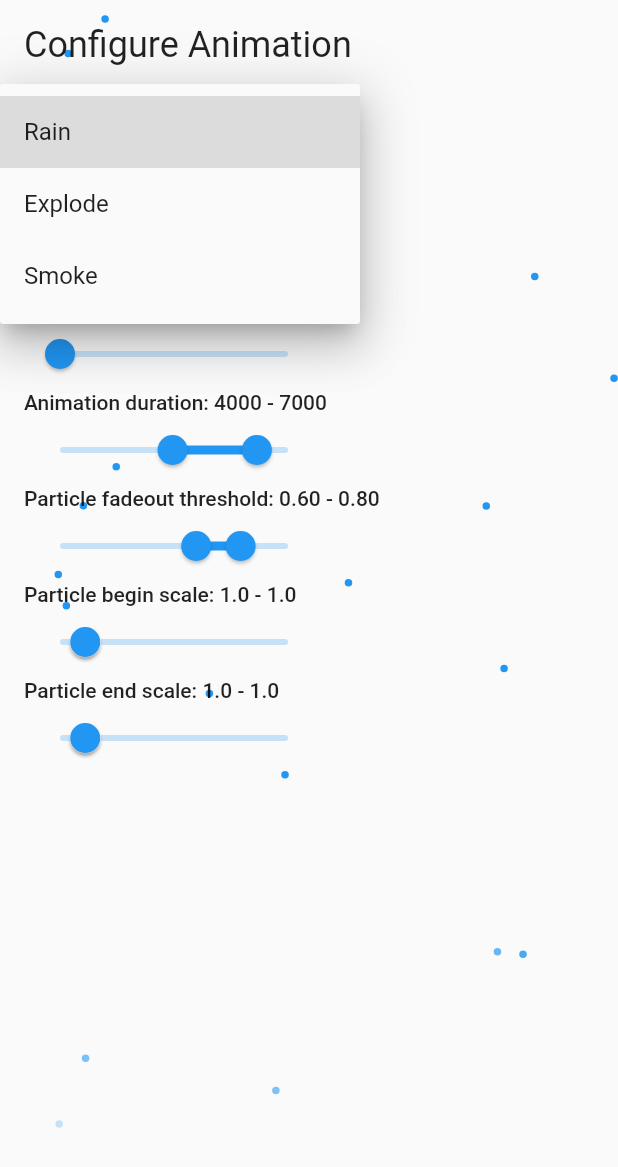
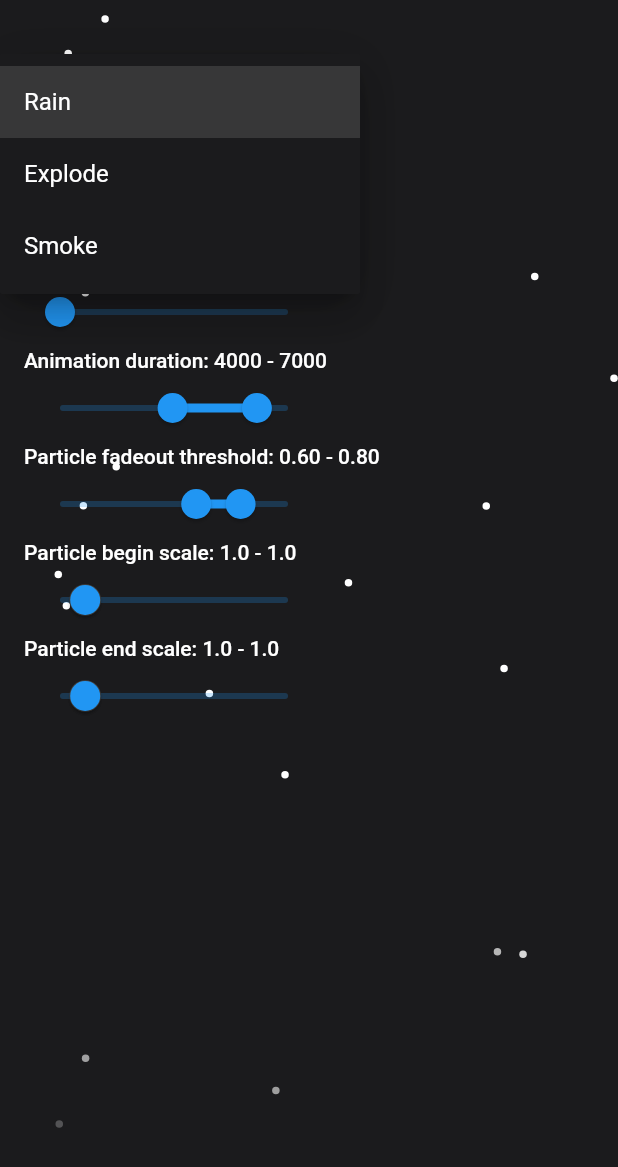
Before and after one commit to tguerin/newton, a Flutter app: the screen it shows after launch, after a tap on "Rain", on a phone screen of 412 x 824 dp. Shown: the top 1167 px of the screen. Run offline on Flutter 3.47's test engine with Material 2 defaults, Android fonts, the phone set to English and light mode, and no system bars.

Commit message:
Rework layout

```diff
--- a/example/lib/available_effect.dart
+++ b/example/lib/available_effect.dart
@@ -1,10 +1,5 @@
 import 'package:flutter/material.dart';
-import 'package:newton/effects/effect.dart';
-import 'package:newton/effects/explode_effect.dart';
-import 'package:newton/effects/rain_effect.dart';
-import 'package:newton/effects/smoke_effect.dart';
-import 'package:newton/particles/particle_configuration.dart';
-import 'package:newton/shape.dart';
+import 'package:newton/newton.dart';
 
 enum AvailableEffect {
   rain("Rain", supportedParameters: [
@@ -58,7 +53,7 @@ extension AvailableEffectExtension on AvailableEffect {
           particleConfiguration: ParticleConfiguration(
             shape: CircleShape(),
             size: const Size(5, 5),
-            color: Colors.blue,
+            color: Colors.white,
           ),
           emitDuration: emitDuration,
           particlesPerEmit: particlesPerEmit,
@@ -76,7 +71,7 @@ extension AvailableEffectExtension on AvailableEffect {
           particleConfiguration: ParticleConfiguration(
             shape: CircleShape(),
             size: const Size(5, 5),
-            color: Colors.blue,
+            color: Colors.white,
           ),
           emitDuration: emitDuration,
           particlesPerEmit: particlesPerEmit,
@@ -97,7 +92,7 @@ extension AvailableEffectExtension on AvailableEffect {
           particleConfiguration: ParticleConfiguration(
             shape: CircleShape(),
             size: const Size(5, 5),
-            color: Colors.blue,
+            color: Colors.white,
           ),
           emitDuration: emitDuration,
           particlesPerEmit: particlesPerEmit,
--- a/example/lib/main.dart
+++ b/example/lib/main.dart
@@ -3,7 +3,6 @@ import 'package:example/range_selection.dart';
 import 'package:example/single_value_selection.dart';
 import 'package:example/theme_extensions.dart';
 import 'package:flutter/material.dart';
-import 'package:newton/effects/effect.dart';
 import 'package:newton/newton.dart';
 
 void main() {
@@ -16,8 +15,29 @@ class NewtonExampleApp extends StatelessWidget {
   // This widget is the root of your application.
   @override
   Widget build(BuildContext context) {
-    return const MaterialApp(
-      home: NewtonConfigurationPage(),
+    const Map<int, Color> _primaryColor = {
+      50: Color.fromRGBO(27, 27, 29, .1),
+      100: Color.fromRGBO(27, 27, 29, .2),
+      200: Color.fromRGBO(27, 27, 29, .3),
+      300: Color.fromRGBO(27, 27, 29, .4),
+      400: Color.fromRGBO(27, 27, 29, .5),
+      500: Color.fromRGBO(27, 27, 29, .6),
+      600: Color.fromRGBO(27, 27, 29, .7),
+      700: Color.fromRGBO(27, 27, 29, .8),
+      800: Color.fromRGBO(27, 27, 29, .9),
+      900: Color.fromRGBO(27, 27, 29, 1),
+    };
+    return MaterialApp(
+      themeMode: ThemeMode.dark,
+      darkTheme: ThemeData(
+        brightness: Brightness.dark,
+        primaryColor: const MaterialColor(
+          0x1b1b1d,
+          _primaryColor,
+        ),
+        canvasColor: const Color(0xff1b1b1d),
+      ),
+      home: const NewtonConfigurationPage(),
     );
   }
 }
@@ -92,7 +112,6 @@ class _NewtonConfigurationPageState extends State<NewtonConfigurationPage> {
           child: Column(
             crossAxisAlignment: CrossAxisAlignment.start,
             children: [
-              titleSection(),
               const SizedBox(
                 height: 20,
               ),
@@ -115,13 +134,6 @@ class _NewtonConfigurationPageState extends State<NewtonConfigurationPage> {
           ),
         ),
       ),
-    );
-  }
-
-  Text titleSection() {
-    return Text(
-      "Configure Animation",
-      style: textTheme.headlineSmall!,
     );
   }
 
--- a/lib/newton.dart
+++ b/lib/newton.dart
@@ -1,74 +1,9 @@
-library newton;
-
-import 'package:flutter/material.dart';
-import 'package:flutter/scheduler.dart';
-import 'package:newton/effects/effect.dart';
-import 'package:newton/newton_painter.dart';
-
-class Newton extends StatefulWidget {
-  final List<Effect> activeEffects;
-
-  const Newton({this.activeEffects = const [], super.key});
-
-  @override
-  State<Newton> createState() => NewtonState();
-}
-
-class NewtonState extends State<Newton> with SingleTickerProviderStateMixin {
-  late Ticker _ticker;
-  int _lastElapsedMillis = 0;
-  final List<Effect> _activeEffects = List.empty(growable: true);
-
-  @override
-  void initState() {
-    super.initState();
-    _activeEffects.addAll(widget.activeEffects);
-    _ticker = createTicker((elapsed) {
-      for (var element in _activeEffects) {
-        element.forward(elapsed.inMilliseconds - _lastElapsedMillis);
-      }
-      _lastElapsedMillis = elapsed.inMilliseconds;
-      setState(() {});
-    });
-    _ticker.start();
-  }
-
-  @override
-  Widget build(BuildContext context) {
-    return LayoutBuilder(
-        builder: (BuildContext context, BoxConstraints constraints) {
-      for (var effect in _activeEffects) {
-        effect.surfaceSize = constraints.biggest;
-      }
-      return CustomPaint(
-        painter: NewtonPainter(
-          effects: _activeEffects,
-        ),
-      );
-    });
-  }
-
-  addEffect(Effect effect) {
-    setState(() {
-      effect.surfaceSize = MediaQuery.of(context).size;
-      _activeEffects.add(effect);
-    });
-  }
-
-  @override
-  void dispose() {
-    super.dispose();
-    _ticker.stop();
-  }
-
-  void clearEffects() {
-    _activeEffects.clear();
-  }
-
-  @override
-  void didUpdateWidget(Newton oldWidget) {
-    super.didUpdateWidget(oldWidget);
-    _activeEffects.clear();
-    _activeEffects.addAll(widget.activeEffects);
-  }
-}
+export 'src/effects/effect.dart';
+export 'src/effects/explode_effect.dart';
+export 'src/effects/rain_effect.dart';
+export 'src/effects/smoke_effect.dart';
+export 'src/newton.dart';
+export 'src/particles/animated_particle.dart';
+export 'src/particles/particle.dart';
+export 'src/particles/particle_configuration.dart';
+export 'src/particles/shape.dart';
--- a/lib/effects/effect.dart
+++ b/lib/src/effects/effect.dart
@@ -1,9 +1,9 @@
 import 'dart:math';
 
 import 'package:flutter/cupertino.dart';
-import 'package:newton/particles/animated_particle.dart';
-import 'package:newton/particles/particle_configuration.dart';
-import 'package:newton/utils/random_extensions.dart';
+import 'package:newton/src/particles/animated_particle.dart';
+import 'package:newton/src/particles/particle_configuration.dart';
+import 'package:newton/src/utils/random_extensions.dart';
 
 abstract class Effect<T extends AnimatedParticle> {
   final List<AnimatedParticle> activeParticles = List.empty(growable: true);
--- a/lib/effects/explode_effect.dart
+++ b/lib/src/effects/explode_effect.dart
@@ -1,8 +1,8 @@
 import 'package:flutter/animation.dart';
-import 'package:newton/effects/effect.dart';
-import 'package:newton/particles/animated_particle.dart';
-import 'package:newton/particles/particle.dart';
-import 'package:newton/utils/random_extensions.dart';
+import 'package:newton/src/effects/effect.dart';
+import 'package:newton/src/particles/animated_particle.dart';
+import 'package:newton/src/particles/particle.dart';
+import 'package:newton/src/utils/random_extensions.dart';
 
 class ExplodeEffect extends Effect<AnimatedParticle> {
   ExplodeEffect({
@@ -29,8 +29,8 @@ class ExplodeEffect extends Effect<AnimatedParticle> {
   AnimatedParticle instantiateParticle(Size surfaceSize) {
     return AnimatedParticle(
       particle: Particle(
-        particleConfiguration,
-        Offset(origin.dx, origin.dy),
+        configuration: particleConfiguration,
+        position: Offset(origin.dx, origin.dy),
       ),
       startTime: totalElapsed,
       animationDuration: randomDuration(),
--- a/lib/effects/rain_effect.dart
+++ b/lib/src/effects/rain_effect.dart
@@ -1,7 +1,7 @@
 import 'package:flutter/animation.dart';
-import 'package:newton/effects/effect.dart';
-import 'package:newton/particles/animated_particle.dart';
-import 'package:newton/particles/particle.dart';
+import 'package:newton/src/effects/effect.dart';
+import 'package:newton/src/particles/animated_particle.dart';
+import 'package:newton/src/particles/particle.dart';
 
 class RainEffect extends Effect<AnimatedParticle> {
   RainEffect({
@@ -24,8 +24,11 @@ class RainEffect extends Effect<AnimatedParticle> {
   AnimatedParticle instantiateParticle(Size surfaceSize) {
     return AnimatedParticle(
       particle: Particle(
-        particleConfiguration,
-        Offset(random.nextDouble() * surfaceSize.width, 0),
+        configuration: particleConfiguration,
+        position: Offset(
+          random.nextDouble() * surfaceSize.width,
+          0,
+        ),
       ),
       angle: 90,
       distance: surfaceSize.height,
--- a/lib/effects/smoke_effect.dart
+++ b/lib/src/effects/smoke_effect.dart
@@ -1,9 +1,9 @@
 import 'dart:ui';
 
-import 'package:newton/effects/effect.dart';
-import 'package:newton/particles/animated_particle.dart';
-import 'package:newton/particles/particle.dart';
-import 'package:newton/utils/random_extensions.dart';
+import 'package:newton/src/effects/effect.dart';
+import 'package:newton/src/particles/animated_particle.dart';
+import 'package:newton/src/particles/particle.dart';
+import 'package:newton/src/utils/random_extensions.dart';
 
 class SmokeEffect extends Effect<AnimatedParticle> {
   final double angle;
@@ -34,8 +34,8 @@ class SmokeEffect extends Effect<AnimatedParticle> {
     final beginX = random.nextDoubleRange(-smokeWidth / 2, smokeWidth / 2);
     return AnimatedParticle(
       particle: Particle(
-        particleConfiguration,
-        Offset(beginX + origin.dx, origin.dy),
+        configuration: particleConfiguration,
+        position: Offset(beginX + origin.dx, origin.dy),
       ),
       startTime: totalElapsed,
       animationDuration: randomDuration(),
--- /dev/null
+++ b/lib/src/newton.dart
@@ -0,0 +1,74 @@
+library newton;
+
+import 'package:flutter/material.dart';
+import 'package:flutter/scheduler.dart';
+import 'package:newton/src/effects/effect.dart';
+import 'package:newton/src/newton_painter.dart';
+
+class Newton extends StatefulWidget {
+  final List<Effect> activeEffects;
+
+  const Newton({this.activeEffects = const [], super.key});
+
+  @override
+  State<Newton> createState() => NewtonState();
+}
+
+class NewtonState extends State<Newton> with SingleTickerProviderStateMixin {
+  late Ticker _ticker;
+  int _lastElapsedMillis = 0;
+  final List<Effect> _activeEffects = List.empty(growable: true);
+
+  @override
+  void initState() {
+    super.initState();
+    _activeEffects.addAll(widget.activeEffects);
+    _ticker = createTicker((elapsed) {
+      for (var element in _activeEffects) {
+        element.forward(elapsed.inMilliseconds - _lastElapsedMillis);
+      }
+      _lastElapsedMillis = elapsed.inMilliseconds;
+      setState(() {});
+    });
+    _ticker.start();
+  }
+
+  @override
+  Widget build(BuildContext context) {
+    return LayoutBuilder(
+        builder: (BuildContext context, BoxConstraints constraints) {
+      for (var effect in _activeEffects) {
+        effect.surfaceSize = constraints.biggest;
+      }
+      return CustomPaint(
+        painter: NewtonPainter(
+          effects: _activeEffects,
+        ),
+      );
+    });
+  }
+
+  addEffect(Effect effect) {
+    setState(() {
+      effect.surfaceSize = MediaQuery.of(context).size;
+      _activeEffects.add(effect);
+    });
+  }
+
+  @override
+  void dispose() {
+    super.dispose();
+    _ticker.stop();
+  }
+
+  void clearEffects() {
+    _activeEffects.clear();
+  }
+
+  @override
+  void didUpdateWidget(Newton oldWidget) {
+    super.didUpdateWidget(oldWidget);
+    _activeEffects.clear();
+    _activeEffects.addAll(widget.activeEffects);
+  }
+}
--- a/lib/newton_painter.dart
+++ b/lib/src/newton_painter.dart
@@ -1,5 +1,5 @@
 import 'package:flutter/cupertino.dart';
-import 'package:newton/effects/effect.dart';
+import 'package:newton/src/effects/effect.dart';
 
 class NewtonPainter extends CustomPainter {
   final List<Effect> effects;
--- a/lib/particles/animated_particle.dart
+++ b/lib/src/particles/animated_particle.dart
@@ -1,7 +1,7 @@
 import 'dart:math';
 
 import 'package:flutter/animation.dart';
-import 'package:newton/particles/particle.dart';
+import 'package:newton/src/particles/particle.dart';
 import 'package:vector_math/vector_math.dart';
 
 class AnimatedParticle {
--- a/lib/particles/particle.dart
+++ b/lib/src/particles/particle.dart
@@ -1,6 +1,6 @@
 import 'dart:ui';
 
-import 'package:newton/particles/particle_configuration.dart';
+import 'package:newton/src/particles/particle_configuration.dart';
 import 'package:vector_math/vector_math_64.dart';
 
 class Particle {
@@ -13,8 +13,11 @@ class Particle {
   Offset position;
   Size size;
 
-  Particle(this.configuration, this.position, {Vector2? rotation})
-      : size = configuration.size,
+  Particle({
+    required this.configuration,
+    required this.position,
+    Vector2? rotation,
+  })  : size = configuration.size,
         initialPosition = position {
     if (rotation != null) {
       _transform.setRotationX(radians(rotation.x));
--- a/lib/particles/particle_configuration.dart
+++ b/lib/src/particles/particle_configuration.dart
@@ -1,5 +1,5 @@
 import 'package:flutter/material.dart';
-import 'package:newton/shape.dart';
+import 'package:newton/src/particles/shape.dart';
 
 class ParticleConfiguration {
   final Shape shape;
```
Also changed, not shown: lib/src/particles/shape.dart (renamed from lib/shape.dart), lib/src/utils/random_extensions.dart (renamed from lib/utils/random_extensions.dart).
